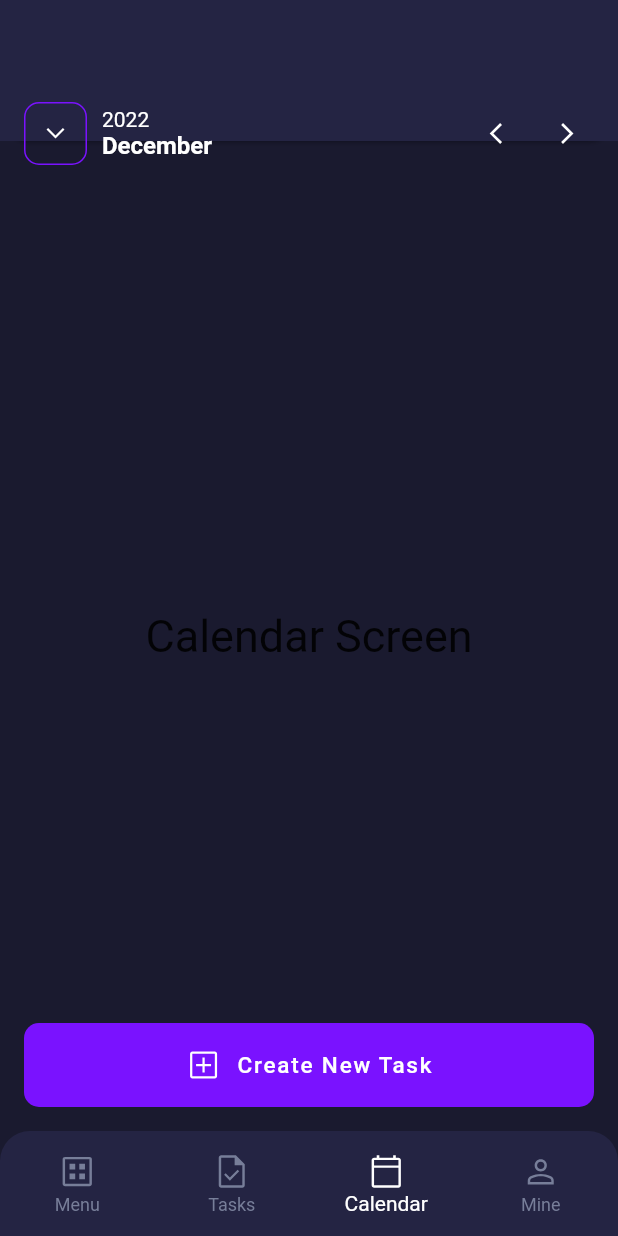
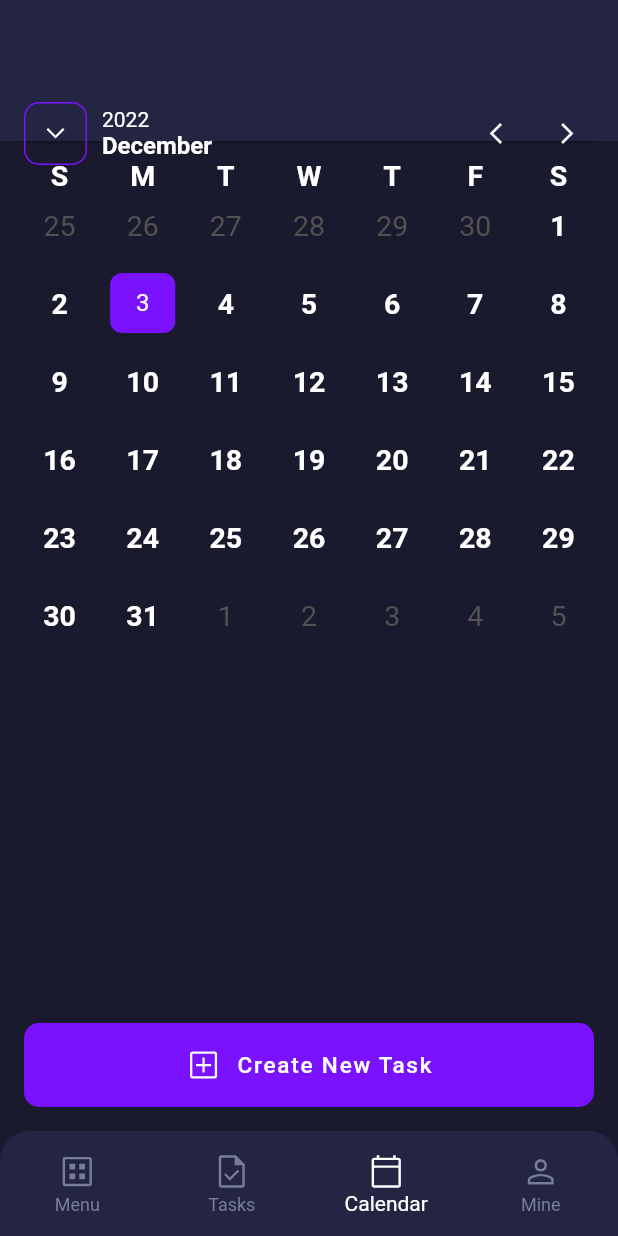
Before and after one commit to IslomjonCoder/to_do_app, a Flutter app: the screen it shows after launch, item 3 of the bottom bar chosen, on a phone screen of 412 x 824 dp. Run offline on Flutter 3.47's test engine with Material 2 defaults, Android fonts, the phone set to English and light mode, and no system bars; drawn by our look-alikes of table_calendar; our stand-ins replace flutter_svg, shared_preferences.

Commit message:
added calendar ui for now

```diff
--- a/lib/ui/calendar_screen/calendar_screen.dart
+++ b/lib/ui/calendar_screen/calendar_screen.dart
@@ -1,5 +1,7 @@
 import 'package:flutter/material.dart';
 import 'package:flutter_svg/svg.dart';
+import 'package:intl/intl.dart';
+import 'package:table_calendar/table_calendar.dart';
 
 import '../../utils/colors.dart';
 import '../../utils/icons.dart';
@@ -131,11 +133,83 @@ class _CalendarScreenState extends State<CalendarScreen> {
           ],
         ),
       ),
-      body: const Center(
-        child: Text(
-          "Calendar Screen",
-          style: TextStyle(
-            fontSize: 30,
+      body: Padding(
+        padding: const EdgeInsets.all(12.0),
+        child: TableCalendar(
+          firstDay: DateTime.now().subtract(
+            const Duration(
+              days: 365,
+            ),
+          ),
+          lastDay: DateTime.now().add(
+            const Duration(
+              days: 365,
+            ),
+          ),
+          focusedDay: DateTime.now(),
+          headerVisible: false,
+          daysOfWeekHeight: 18,
+          daysOfWeekStyle: DaysOfWeekStyle(
+            dowTextFormatter: (date, locale) {
+              final dayOfWeek = DateFormat.E(locale).format(date);
+              return dayOfWeek.substring(0, 1).toUpperCase();
+            },
+            decoration: const BoxDecoration(),
+            weekdayStyle: const TextStyle(
+              fontSize: 19,
+              fontWeight: FontWeight.bold,
+              color: Colors.white,
+            ),
+            weekendStyle: const TextStyle(
+              fontSize: 19,
+              fontWeight: FontWeight.bold,
+              color: Colors.white,
+            ),
+          ),
+          weekendDays: [],
+          onDaySelected: (selectedDay, focusedDay) {
+            setState(() {
+              print("focusedDay: $focusedDay");
+              print("selectedDay: $selectedDay");
+            });
+          },
+          calendarStyle: const CalendarStyle(
+            withinRangeTextStyle: TextStyle(
+              fontSize: 19,
+              fontWeight: FontWeight.bold,
+              color: Colors.white,
+            ),
+            defaultTextStyle: TextStyle(
+              fontSize: 19,
+              fontWeight: FontWeight.bold,
+              color: Colors.white,
+            ),
+            outsideTextStyle: TextStyle(
+              fontSize: 19,
+              color: ColorsApp.calendarOutsideColor,
+            ),
+            todayDecoration: BoxDecoration(
+              color: ColorsApp
+                  .mainButtoncolor, // Change the color of the selected date here
+              shape: BoxShape
+                  .rectangle, // Set the shape to BoxShape.rectangle for a square shape
+              borderRadius: BorderRadius.all(
+                Radius.circular(
+                  8.0,
+                ),
+              ),
+            ),
+            selectedDecoration: BoxDecoration(
+              color: ColorsApp
+                  .mainButtoncolor, // Change the color of the selected date here
+              shape: BoxShape
+                  .rectangle, // Set the shape to BoxShape.rectangle for a square shape
+              borderRadius: BorderRadius.all(
+                Radius.circular(
+                  8.0,
+                ),
+              ),
+            ),
           ),
         ),
       ),
--- a/lib/ui/create_task/create_task.dart
+++ b/lib/ui/create_task/create_task.dart
@@ -46,6 +46,7 @@ class _AddTaskPageState extends State<AddTaskPage> {
               decoration: const InputDecoration(
                 hintText: "Title",
                 hintStyle: TextStyle(
+                  fontSize: 20,
                   color: Colors.white,
                 ),
               ),
--- a/lib/ui/profile_screen/profile_screen.dart
+++ b/lib/ui/profile_screen/profile_screen.dart
@@ -1,8 +1,6 @@
 import 'package:flutter/material.dart';
-import 'package:flutter_svg/svg.dart';
 
 import '../../utils/colors.dart';
-import '../../utils/icons.dart';
 
 class ProfileScreen extends StatefulWidget {
   const ProfileScreen({super.key});
@@ -88,7 +86,7 @@ class _ProfileScreenState extends State<ProfileScreen> {
           ],
         ),
       ),
-      body: Center(
+      body: const Center(
         child: Text(
           "Profile Screen",
           style: TextStyle(
--- a/lib/utils/colors.dart
+++ b/lib/utils/colors.dart
@@ -8,4 +8,5 @@ class ColorsApp {
   static const Color mainIconColor= Color(0xFF777E99);
   static const Color secondaryForTextAndIcon = Color(0xFFA1A1C1);
   static const Color faqColorandSomeTexts = Color(0xFF8489A0);
+  static const Color calendarOutsideColor = Color(0xFF535252);
 }
--- a/pubspec.yaml
+++ b/pubspec.yaml
@@ -20,10 +20,11 @@ dependencies:
   device_preview: ^1.1.0
   flutter_screenutil: ^5.8.4
   zoom_tap_animation: ^1.1.0
-
+  table_calendar: ^3.0.9
   sqflite: ^2.2.8+4
 
   shared_preferences: ^2.1.2
+  intl: ^0.18.0
 
 
 dev_dependencies:
```
Also changed, not shown: pubspec.lock.
